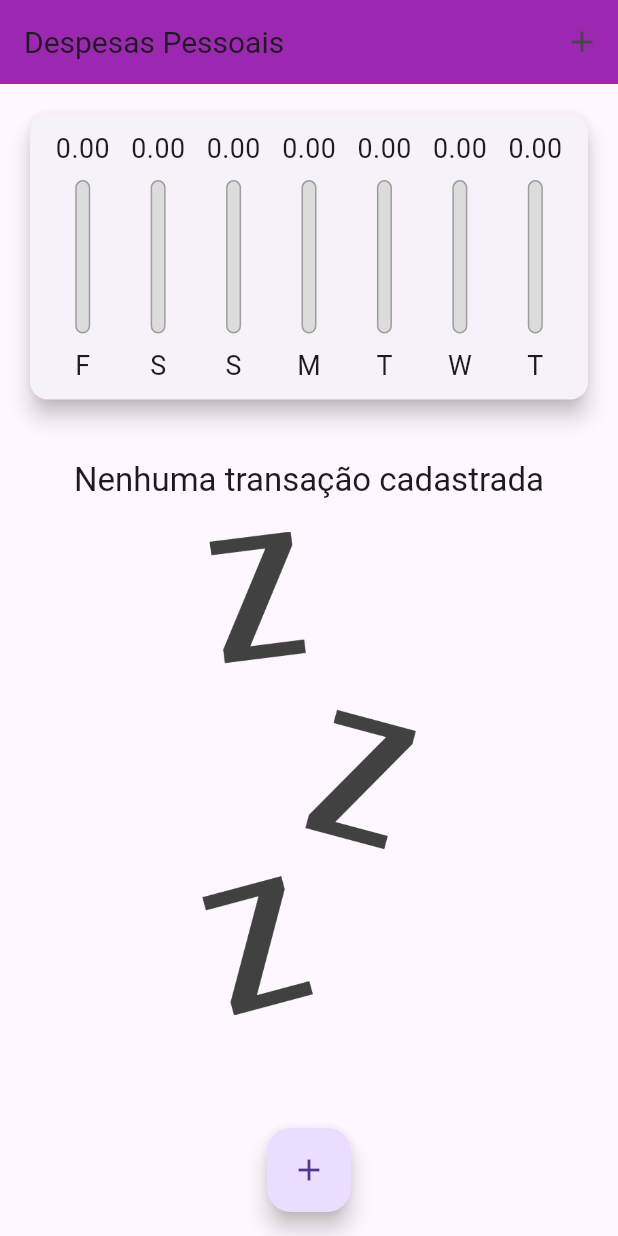
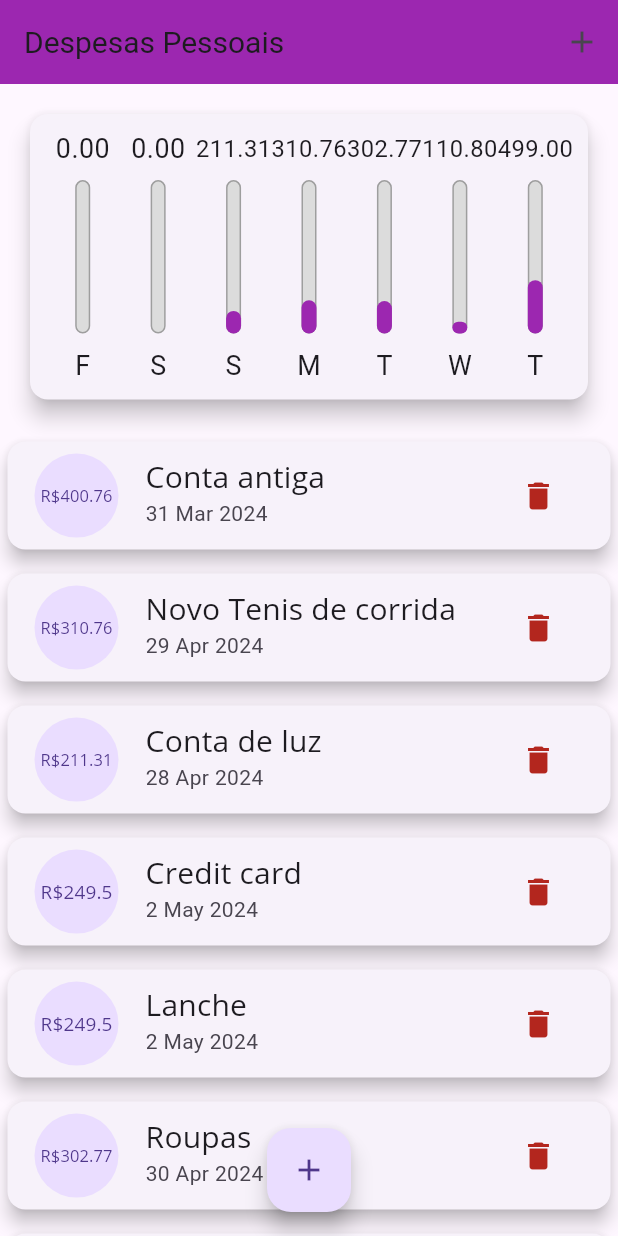
Before and after one commit to Junior580/personalExpensesApp, a Flutter app: the screen it shows after launch, on a phone screen of 412 x 824 dp. Run offline on Flutter 3.47's test engine with Material 3 defaults, Android fonts, the phone set to English and light mode, and no system bars.

Commit message:
refactor: main.dart

```diff
--- a/lib/components/transaction_form.dart
+++ b/lib/components/transaction_form.dart
@@ -46,10 +46,15 @@ class _TransactionFormState extends State<TransactionForm> {
 
   @override
   Widget build(BuildContext context) {
-    return Card(
+    return SingleChildScrollView(
+      child: Card(
         elevation: 5,
         child: Padding(
-        padding: const EdgeInsets.all(10),
+          padding: EdgeInsets.only(
+              top: 10,
+              right: 10,
+              left: 10,
+              bottom: 10 + MediaQuery.of(context).viewInsets.bottom),
           child: Column(
             children: [
               TextField(
@@ -97,6 +102,7 @@ class _TransactionFormState extends State<TransactionForm> {
             ],
           ),
         ),
+      ),
     );
   }
 }
--- a/lib/components/transaction_list.dart
+++ b/lib/components/transaction_list.dart
@@ -60,7 +60,19 @@ class TransactionList extends StatelessWidget {
                     style: Theme.of(context).textTheme.titleMedium,
                   ),
                   subtitle: Text(DateFormat('d MMM y').format(tr.date)),
-                  trailing: IconButton(
+                  trailing: MediaQuery.of(context).size.width > 480
+                      ? TextButton.icon(
+                          onPressed: () => onRemove(tr.id),
+                          icon: const Icon(
+                            Icons.delete,
+                          ),
+                          label: Text(
+                            'Excluir',
+                            style: TextStyle(
+                                color: Theme.of(context).colorScheme.error),
+                          ),
+                        )
+                      : IconButton(
                           icon: const Icon(
                             Icons.delete,
                           ),
--- a/lib/main.dart
+++ b/lib/main.dart
@@ -1,4 +1,6 @@
 import 'dart:math';
+import 'dart:io';
+
 import 'package:flutter/material.dart';
 import 'components/chart.dart';
 import 'components/transaction_form.dart';
@@ -36,48 +38,48 @@ class HomePage extends StatefulWidget {
 
 class _HomePageState extends State<HomePage> {
   final List<Transaction> _transactions = [
-    // Transaction(
-    //   id: 't0',
-    //   title: 'Conta antiga',
-    //   value: 400.76,
-    //   date: DateTime.now().subtract(const Duration(days: 32)),
-    // ),
-    // Transaction(
-    //   id: 't1',
-    //   title: 'Novo Tenis de corrida',
-    //   value: 310.76,
-    //   date: DateTime.now().subtract(const Duration(days: 3)),
-    // ),
-    // Transaction(
-    //   id: 't2',
-    //   title: 'Conta de luz',
-    //   value: 211.31,
-    //   date: DateTime.now().subtract(const Duration(days: 4)),
-    // ),
-    // Transaction(
-    //   id: 't3',
-    //   title: 'Credit card',
-    //   value: 249.50,
-    //   date: DateTime.now(),
-    // ),
-    // Transaction(
-    //   id: 't4',
-    //   title: 'Lanche',
-    //   value: 249.50,
-    //   date: DateTime.now(),
-    // ),
-    // Transaction(
-    //   id: 't5',
-    //   title: 'Roupas',
-    //   value: 302.77,
-    //   date: DateTime.now().subtract(const Duration(days: 2)),
-    // ),
-    // Transaction(
-    //   id: 't6',
-    //   title: 'Jogo do bixo',
-    //   value: 110.80,
-    //   date: DateTime.now().subtract(const Duration(days: 1)),
-    // ),
+    Transaction(
+      id: 't0',
+      title: 'Conta antiga',
+      value: 400.76,
+      date: DateTime.now().subtract(const Duration(days: 32)),
+    ),
+    Transaction(
+      id: 't1',
+      title: 'Novo Tenis de corrida',
+      value: 310.76,
+      date: DateTime.now().subtract(const Duration(days: 3)),
+    ),
+    Transaction(
+      id: 't2',
+      title: 'Conta de luz',
+      value: 211.31,
+      date: DateTime.now().subtract(const Duration(days: 4)),
+    ),
+    Transaction(
+      id: 't3',
+      title: 'Credit card',
+      value: 249.50,
+      date: DateTime.now(),
+    ),
+    Transaction(
+      id: 't4',
+      title: 'Lanche',
+      value: 249.50,
+      date: DateTime.now(),
+    ),
+    Transaction(
+      id: 't5',
+      title: 'Roupas',
+      value: 302.77,
+      date: DateTime.now().subtract(const Duration(days: 2)),
+    ),
+    Transaction(
+      id: 't6',
+      title: 'Jogo do bixo',
+      value: 110.80,
+      date: DateTime.now().subtract(const Duration(days: 1)),
+    ),
   ];
 
   bool _showChart = false;
@@ -114,6 +116,7 @@ class _HomePageState extends State<HomePage> {
   _openTransactionFormModal(BuildContext context) {
     showModalBottomSheet(
         context: context,
+        isScrollControlled: true,
         builder: (_) {
           return TransactionForm(onSubmit: _addTransaction);
         });
@@ -121,8 +124,9 @@ class _HomePageState extends State<HomePage> {
 
   @override
   Widget build(BuildContext context) {
-    bool isLandscape =
-        MediaQuery.of(context).orientation == Orientation.landscape;
+    final midiaQuery = MediaQuery.of(context);
+    bool isLandscape = midiaQuery.orientation == Orientation.landscape;
+
     final appBar = AppBar(
       backgroundColor: Theme.of(context).primaryColor,
       title: Text(
@@ -132,15 +136,23 @@ class _HomePageState extends State<HomePage> {
         ),
       ),
       actions: [
+        if (isLandscape)
+          IconButton(
+              onPressed: () {
+                setState(() {
+                  _showChart = !_showChart;
+                });
+              },
+              icon: Icon(_showChart ? Icons.list : Icons.show_chart)),
         IconButton(
             onPressed: () => _openTransactionFormModal(context),
-            icon: const Icon(Icons.add))
+            icon: const Icon(Icons.add)),
       ],
     );
 
-    final availableHeight = MediaQuery.of(context).size.height -
+    final availableHeight = midiaQuery.size.height -
         appBar.preferredSize.height -
-        MediaQuery.of(context).padding.top;
+        midiaQuery.padding.top;
 
     return Scaffold(
       appBar: appBar,
@@ -148,37 +160,40 @@ class _HomePageState extends State<HomePage> {
         child: Column(
           crossAxisAlignment: CrossAxisAlignment.stretch,
           children: <Widget>[
-            if (isLandscape)
-              Row(
-                mainAxisAlignment: MainAxisAlignment.center,
-                children: [
-                  const Text('Exibir Gráfico'),
-                  Switch(
-                      value: _showChart,
-                      onChanged: (value) {
-                        setState(() {
-                          _showChart = value;
-                        });
-                      }),
-                ],
-              ),
+            // if (isLandscape)
+            //   Row(
+            //     mainAxisAlignment: MainAxisAlignment.center,
+            //     children: [
+            //       const Text('Exibir Gráfico'),
+            //       Switch.adaptive(
+            //           activeColor: Theme.of(context).primaryColor,
+            //           value: _showChart,
+            //           onChanged: (value) {
+            //             setState(() {
+            //               _showChart = value;
+            //             });
+            //           }),
+            //     ],
+            //   ),
             if (_showChart || !isLandscape)
               SizedBox(
-                  height: availableHeight * (isLandscape ? 0.7 : 0.3),
+                  height: availableHeight * (isLandscape ? 0.8 : 0.3),
                   child: Chart(recentTransaction: _recentTransactions)),
             if (!_showChart || !isLandscape)
               SizedBox(
-                height: availableHeight * 0.7,
+                height: availableHeight * (isLandscape ? 1 : 0.7),
                 child: TransactionList(
                     transactions: _transactions, onRemove: _deleteTransaction),
               ),
           ],
         ),
       ),
-      floatingActionButton: FloatingActionButton(
-        child: const Icon(Icons.add),
-        onPressed: () => _openTransactionFormModal(context),
-      ),
+      floatingActionButton: Platform.isIOS
+          ? Container()
+          : FloatingActionButton(
+              child: const Icon(Icons.add),
+              onPressed: () => _openTransactionFormModal(context),
+            ),
       floatingActionButtonLocation: FloatingActionButtonLocation.centerFloat,
     );
   }
```
Lines whose indentation alone changed are shown as unchanged.
